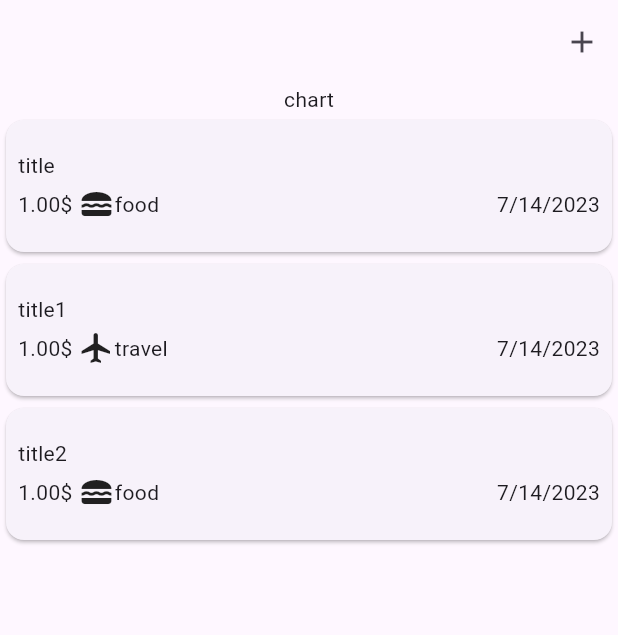
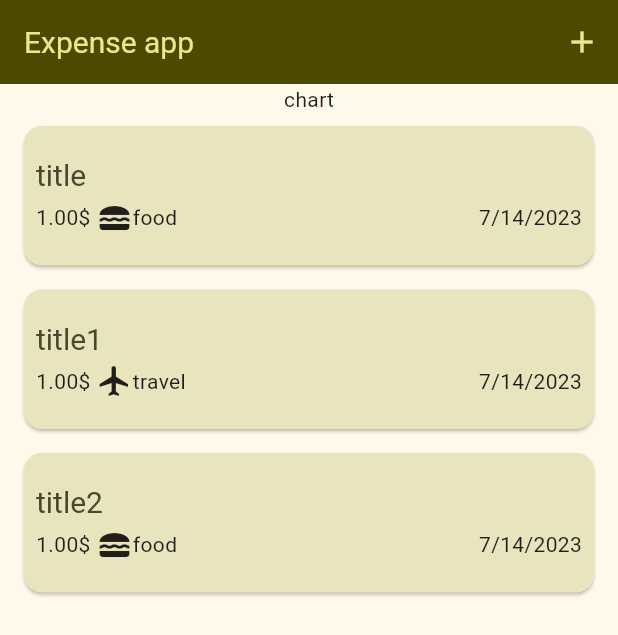
Before and after one commit to lisa-komarova/expense_app, a Flutter app: the screen it shows after launch, on a phone screen of 412 x 824 dp. Shown: the top 635 px of the screen. Run offline on Flutter 3.47's test engine with Material 2 defaults, Android fonts, the phone set to English and light mode, and no system bars.

Commit message:
feat: add theme

```diff
--- a/lib/main.dart
+++ b/lib/main.dart
@@ -1,18 +1,52 @@
 import 'package:expense_app/widgets/expenses.dart';
 import 'package:flutter/material.dart';
 
+var kColorScheme =
+    ColorScheme.fromSeed(seedColor: const Color.fromARGB(255, 249, 244, 191));
+var kDarkColorScheme =
+    ColorScheme.fromSeed(seedColor: const Color.fromARGB(255, 107, 98, 0));
 void main() {
   runApp(const MyApp());
 }
 
 class MyApp extends StatelessWidget {
   const MyApp({Key? key}) : super(key: key);
-
   @override
   Widget build(BuildContext context) {
     return MaterialApp(
-      theme: ThemeData(useMaterial3: true),
+      darkTheme: ThemeData.dark().copyWith(
+        useMaterial3: true,
+        colorScheme: kDarkColorScheme,
+      ),
+      theme: ThemeData(
+        useMaterial3: true,
+        colorScheme: kColorScheme,
+        appBarTheme: const AppBarTheme().copyWith(
+          backgroundColor: kColorScheme.onPrimaryContainer,
+          foregroundColor: kColorScheme.primaryContainer,
+        ),
+        cardTheme: const CardTheme().copyWith(
+          color: kColorScheme.secondaryContainer,
+          margin: const EdgeInsets.symmetric(
+            horizontal: 16,
+            vertical: 8,
+          ),
+        ),
+        elevatedButtonTheme: ElevatedButtonThemeData(
+          style: ElevatedButton.styleFrom(
+            backgroundColor: kColorScheme.primaryContainer,
+          ),
+        ),
+        textTheme: ThemeData().textTheme.copyWith(
+              titleLarge: TextStyle(
+                fontWeight: FontWeight.normal,
+                color: kColorScheme.onSecondaryContainer,
+                fontSize: 20,
+              ),
+            ),
+      ),
       home: const Expenses(),
+
     );
   }
 }
--- a/lib/widgets/expenses.dart
+++ b/lib/widgets/expenses.dart
@@ -64,6 +64,7 @@ class _ExpensesState extends State<Expenses> {
   Widget build(BuildContext context) {
     return Scaffold(
       appBar: AppBar(
+        title: const Text('Expense app'),
         actions: [
           IconButton(
               onPressed: _openAddExpenseOverlay, icon: const Icon(Icons.add))
--- a/lib/widgets/expenses_list/expense_item.dart
+++ b/lib/widgets/expenses_list/expense_item.dart
@@ -13,7 +13,10 @@ class ExpenseItem extends StatelessWidget {
         child: Column(
           crossAxisAlignment: CrossAxisAlignment.start,
           children: [
-            Text(expense.title),
+            Text(
+              expense.title,
+              style: Theme.of(context).textTheme.titleLarge,
+            ),
             const SizedBox(
               height: 4,
             ),
--- a/lib/widgets/expenses_list/expenses_list.dart
+++ b/lib/widgets/expenses_list/expenses_list.dart
@@ -17,7 +17,7 @@ class ExpensesList extends StatelessWidget {
           key: ValueKey(expensesList[index]),
           direction: DismissDirection.endToStart,
           background: Container(
-            color: Colors.red,
+            color: Theme.of(context).colorScheme.error,
             child: const Padding(
               padding: EdgeInsets.all(15),
               child: Row(
```
